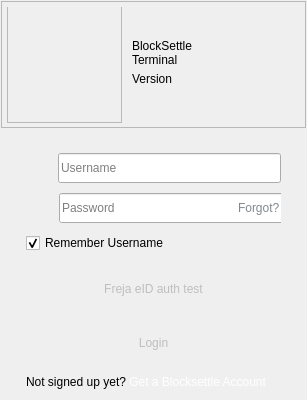
Old version of the form BlockSettleUILib/LoginWindow.ui in the repository BlockSettle/terminal.
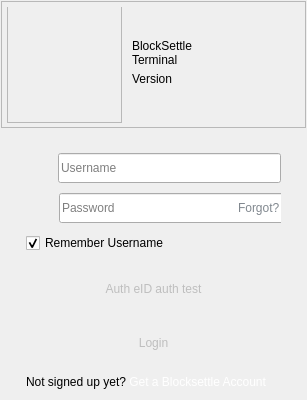
New version of the form. Icons and pictures are not drawn.

Commit message:
Freja/FREJA -> Auth/AUTH
Change all references from Freja (eID) to Auth (eID). Initial commit. Hasn't been checked against the terminal yet, which will probably require its own PR.

```diff
--- a/BlockSettleUILib/LoginWindow.ui
+++ b/BlockSettleUILib/LoginWindow.ui
@@ -705,7 +705,7 @@
             <bool>false</bool>
            </property>
            <property name="text">
-            <string>Freja eID auth test</string>
+            <string>Auth eID auth test</string>
            </property>
            <property name="autoDefault">
             <bool>false</bool>
```
Left out of the diff: 2 changed lines with no effect on the pictures. The commit also changes 50 other files.
